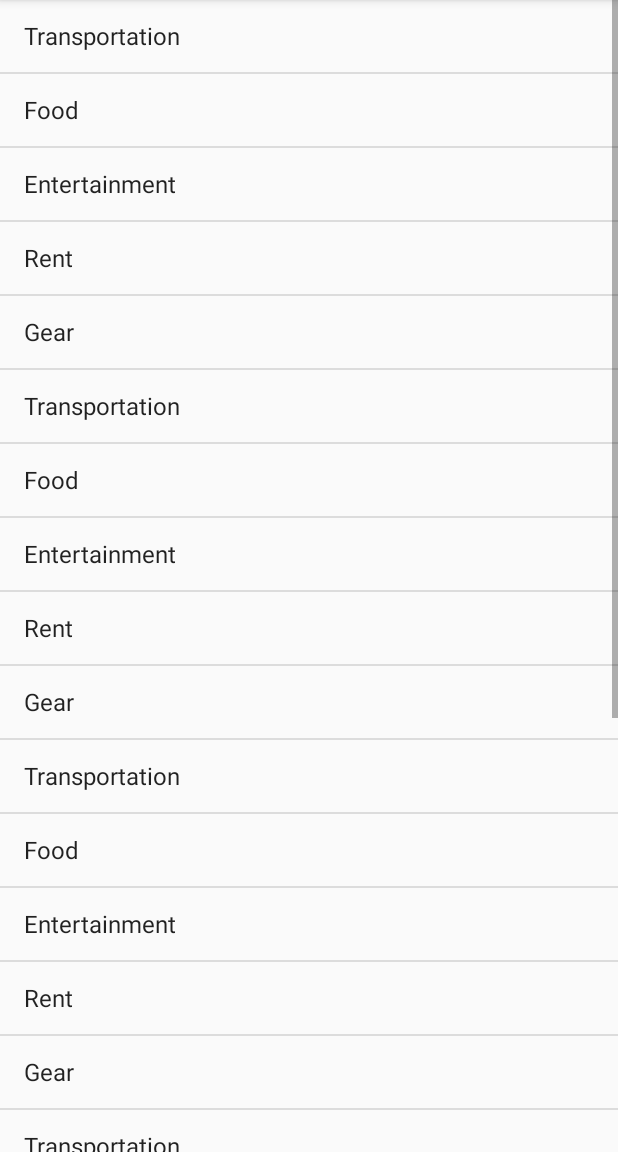
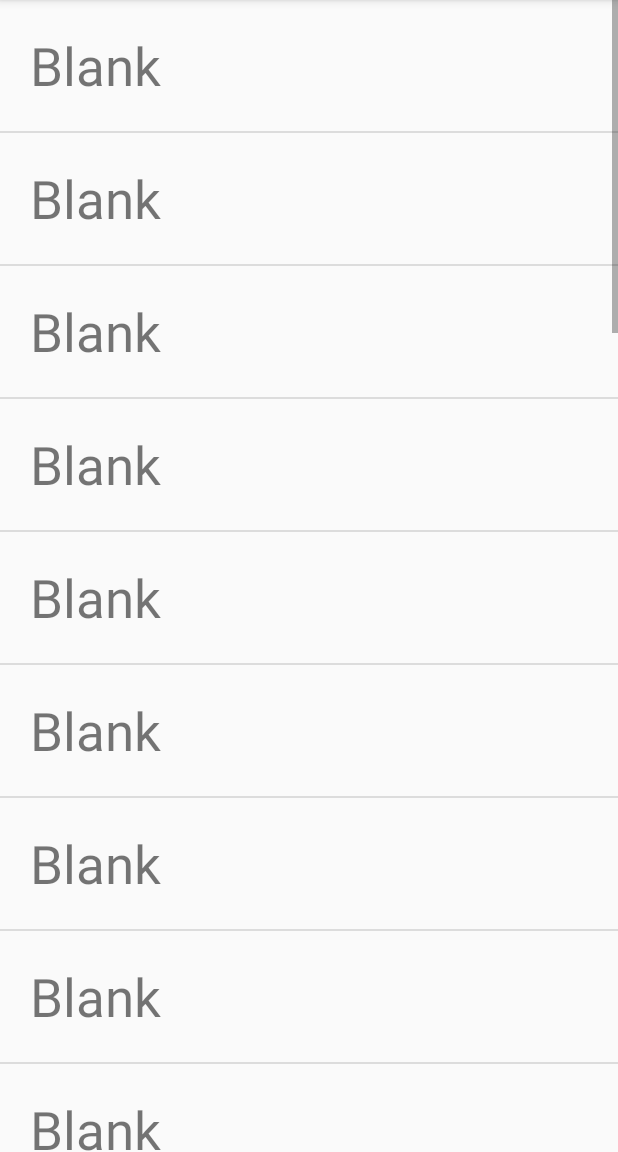
Before and after one commit to shamgang/easymoney, an Android app: the fragment CategoryListFragment placed in its activity, on a phone screen of 412 x 824 dp, the part 84-1236 px from its top. Run offline under Robolectric (Android 15) with nearby library versions, the phone set to English and light mode, and no system bars; 5 statements that could not run were skipped.

Commit message:
add CategoryAdapter

```diff
--- /dev/null
+++ b/app/src/main/java/com/shamik/budget/app/CategoryAdapter.java
@@ -0,0 +1,33 @@
+package com.shamik.budget.app;
+
+import android.content.Context;
+import android.view.LayoutInflater;
+import android.view.View;
+import android.view.ViewGroup;
+import android.widget.ArrayAdapter;
+import android.widget.TextView;
+
+import java.util.ArrayList;
+
+/**
+ * Created by Shamik on 5/8/2016.
+ */
+public class CategoryAdapter extends ArrayAdapter<Category> {
+    public CategoryAdapter(Context context, ArrayList<Category> transactions) {
+        super(context, 0, transactions);
+    }
+
+    @Override
+    public View getView(int position, View convertView, ViewGroup parent){
+        // get data item
+        Category category = getItem(position);
+        // inflate view unless one is being reused
+        if(convertView == null) {
+            convertView = LayoutInflater.from(getContext()).inflate(R.layout.item_category, parent, false);
+        }
+        // populate the correct views
+        TextView categoryName = (TextView)convertView.findViewById(R.id.category_item_name);
+        categoryName.setText(category.getName());
+        return convertView;
+    }
+}
--- a/app/src/main/java/com/shamik/budget/app/CategoryListFragment.java
+++ b/app/src/main/java/com/shamik/budget/app/CategoryListFragment.java
@@ -1,13 +1,13 @@
 package com.shamik.budget.app;
 
 import android.os.Bundle;
-import android.support.v4.app.ListFragment;
 import android.view.LayoutInflater;
 import android.view.View;
 import android.view.ViewGroup;
 import android.widget.AdapterView;
-import android.widget.ArrayAdapter;
 import android.widget.ListView;
+
+import java.util.ArrayList;
 
 /**
  * Created by Shamik on 5/5/2016.
@@ -18,21 +18,26 @@ public class CategoryListFragment extends BaseFullscreenFragment implements Adap
 
     @Override
     public View onCreateView(LayoutInflater inflater, ViewGroup container, Bundle savedInstanceState) {
-        return inflater.inflate(R.layout.fragment_transaction_list, container, false);
+        return inflater.inflate(R.layout.fragment_list, container, false);
     }
 
     public void onActivityCreated(Bundle savedInstanceState) {
         super.onActivityCreated(savedInstanceState);
 
         // populate list and set item click listener
-        String[] budgetListItems = new String[] { "Transportation", "Food", "Entertainment",
+        /*String[] budgetListItems = new String[] { "Transportation", "Food", "Entertainment",
             "Rent", "Gear", "Transportation", "Food", "Entertainment",
             "Rent", "Gear", "Transportation", "Food", "Entertainment",
             "Rent", "Gear", "Transportation", "Food", "Entertainment",
             "Rent", "Gear", "Transportation", "Food", "Entertainment",
             "Rent", "Gear"};
-        mCategoryList = (ListView)getView().findViewById(R.id.transaction_list);
-        mCategoryList.setAdapter(new ArrayAdapter<String>(getActivity(), android.R.layout.simple_list_item_1, budgetListItems));
+        */
+        ArrayList<Category> categoryStubList = new ArrayList<Category>();
+        for(int i = 0; i < 30; ++i) {
+            categoryStubList.add(new Category(null, "Blank"));
+        }
+        mCategoryList = (ListView)getView().findViewById(R.id.list);
+        mCategoryList.setAdapter(new CategoryAdapter(getActivity(), categoryStubList));
         mCategoryList.setOnItemClickListener(this);
     }
 
--- a/app/src/main/java/com/shamik/budget/app/TransactionListFragment.java
+++ b/app/src/main/java/com/shamik/budget/app/TransactionListFragment.java
@@ -1,13 +1,11 @@
 package com.shamik.budget.app;
 
 import android.os.Bundle;
-import android.support.v4.app.ListFragment;
 import android.view.LayoutInflater;
 import android.view.View;
 import android.view.ViewGroup;
 import android.widget.AdapterView;
 import android.widget.AdapterView.OnItemClickListener;
-import android.widget.ArrayAdapter;
 import android.widget.ListView;
 
 import java.util.ArrayList;
@@ -21,7 +19,7 @@ public class TransactionListFragment extends BaseFullscreenFragment implements O
 
     @Override
     public View onCreateView(LayoutInflater inflater, ViewGroup container, Bundle savedInstanceState) {
-        return inflater.inflate(R.layout.fragment_transaction_list, container, false);
+        return inflater.inflate(R.layout.fragment_list, container, false);
     }
 
     public void onActivityCreated(Bundle savedInstanceState) {
@@ -40,7 +38,7 @@ public class TransactionListFragment extends BaseFullscreenFragment implements O
         for(int i = 0; i < 30; ++i) {
             transactionStubList.add(new Transaction());
         }
-        mTransactionList = (ListView)getView().findViewById(R.id.transaction_list);
+        mTransactionList = (ListView)getView().findViewById(R.id.list);
         mTransactionList.setAdapter(new TransactionAdapter(getActivity(), transactionStubList));
         mTransactionList.setOnItemClickListener(this);
     }
--- a/app/src/main/res/layout/fragment_transaction_list.xml
+++ b/app/src/main/res/layout/fragment_list.xml
@@ -5,7 +5,7 @@ android:orientation="vertical" android:layout_width="match_parent"
 android:layout_height="match_parent">
 
     <ListView
-        android:id="@+id/transaction_list"
+        android:id="@+id/list"
         android:layout_width="match_parent"
         android:layout_height="wrap_content" >
     </ListView>
--- /dev/null
+++ b/app/src/main/res/layout/item_category.xml
@@ -0,0 +1,15 @@
+<?xml version="1.0" encoding="utf-8"?>
+
+<LinearLayout xmlns:android="http://schemas.android.com/apk/res/android"
+    android:orientation="vertical"
+    android:layout_width="match_parent"
+    android:layout_height="match_parent"
+    android:padding="20dp" >
+
+    <TextView
+        android:id="@+id/category_item_name"
+        android:layout_width="match_parent"
+        android:layout_height="wrap_content"
+        android:textSize="16pt" />
+
+</LinearLayout>
```
